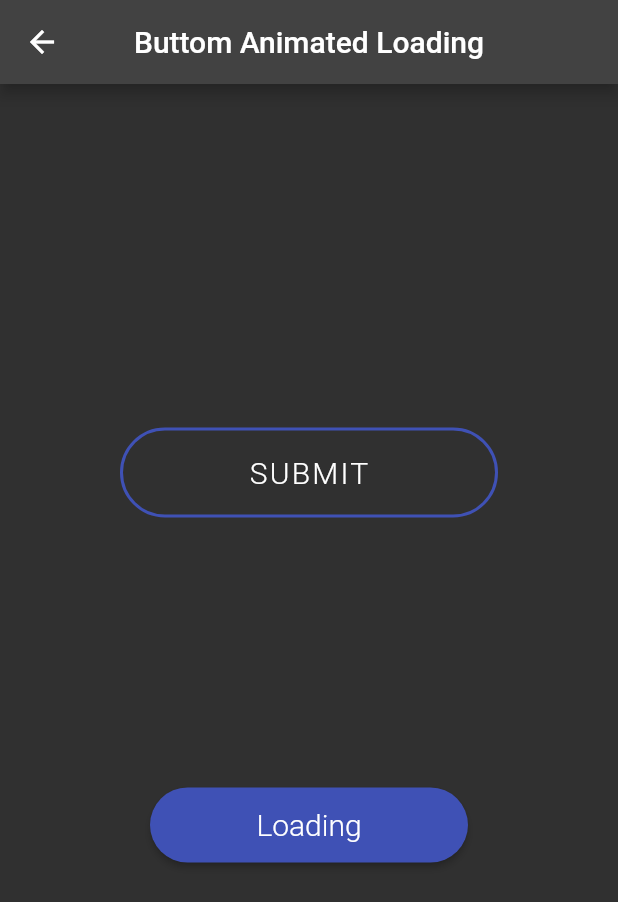
After one commit to fabrizzioRP/app_example, a Flutter app: the BtnLoadingAnimated screen opened directly, on a phone screen of 412 x 824 dp. The commit adds this screen. Shown: the top 902 px of the screen. Run offline on Flutter 3.47's test engine with Material 2 defaults, Android fonts, the phone set to English and light mode, and no system bars; our stand-ins replace salomon_bottom_bar, youtube_player_iframe.

Commit message:
button loading animated

```diff
--- /dev/null
+++ b/lib/screens/btn_loading_animated.dart
@@ -0,0 +1,153 @@
+// ignore_for_file: must_be_immutable
+
+import 'package:flutter/material.dart';
+import 'package:flutter/widgets.dart';
+
+class BtnLoadingAnimated extends StatelessWidget {
+  const BtnLoadingAnimated({Key? key}) : super(key: key);
+
+  @override
+  Widget build(BuildContext context) {
+    return Scaffold(
+      appBar: AppBar(
+        centerTitle: true,
+        title: const Text('Buttom Animated Loading'),
+      ),
+      body: Column(
+        mainAxisAlignment: MainAxisAlignment.center,
+        children: [
+          BtnLoadingCheckAnimated(),
+          BtnLoadingNormal(),
+        ],
+      ),
+    );
+  }
+}
+
+enum ButtonState { init, loading, done }
+
+class BtnLoadingCheckAnimated extends StatelessWidget {
+  BtnLoadingCheckAnimated({Key? key}) : super(key: key);
+
+  var state = ValueNotifier<ButtonState>(ButtonState.init);
+
+  @override
+  Widget build(BuildContext context) {
+    final size = MediaQuery.of(context).size;
+    return ValueListenableBuilder(
+      valueListenable: state,
+      builder: (_, __, ___) {
+        return Container(
+          alignment: Alignment.center,
+          padding: const EdgeInsets.all(80.0),
+          child: AnimatedContainer(
+            duration: const Duration(milliseconds: 500),
+            curve: Curves.easeIn,
+            width: state.value == ButtonState.init ? size.width : 70,
+            height: 60,
+            child: state.value == ButtonState.init
+                ? loadingBtn()
+                : buildCheckBtn(state.value),
+          ),
+        );
+      },
+    );
+  }
+
+  Widget loadingBtn() {
+    return OutlinedButton(
+      style: ButtonStyle(
+        shape: MaterialStateProperty.all(const StadiumBorder()),
+        side: MaterialStateProperty.all(const BorderSide(
+          width: 2,
+          color: Colors.indigo,
+        )),
+      ),
+      child: const FittedBox(
+        child: Text(
+          'SUBMIT',
+          style: TextStyle(
+            color: Colors.white,
+            fontSize: 20,
+            fontWeight: FontWeight.w300,
+            letterSpacing: 1.5,
+          ),
+        ),
+      ),
+      onPressed: () async {
+        state.value = ButtonState.loading;
+        await Future.delayed(const Duration(seconds: 3));
+        state.value = ButtonState.done;
+        await Future.delayed(const Duration(seconds: 3));
+        state.value = ButtonState.init;
+      },
+    );
+  }
+
+  Widget buildCheckBtn(ButtonState state) {
+    return Container(
+      decoration: BoxDecoration(
+        shape: BoxShape.circle,
+        color: state == ButtonState.done ? Colors.green : Colors.indigo,
+      ),
+      child: Center(
+        child: state == ButtonState.done
+            ? const Icon(Icons.done, size: 40, color: Colors.white)
+            : const CircularProgressIndicator(color: Colors.white),
+      ),
+    );
+  }
+}
+
+class BtnLoadingNormal extends StatelessWidget {
+  BtnLoadingNormal({Key? key}) : super(key: key);
+  final _isLoading = ValueNotifier<bool>(false);
+  @override
+  Widget build(BuildContext context) {
+    return ValueListenableBuilder(
+      valueListenable: _isLoading,
+      builder: (_, value, child) {
+        return Container(
+          alignment: Alignment.center,
+          padding: const EdgeInsets.all(100.0),
+          child: ElevatedButton(
+            style: ButtonStyle(
+              shape: MaterialStateProperty.all(const StadiumBorder()),
+              backgroundColor: MaterialStateProperty.all(Colors.indigo),
+              minimumSize:
+                  MaterialStateProperty.all(const Size.fromHeight(50.0)),
+            ),
+            child: _isLoading.value
+                ? Row(
+                    children: const [
+                      CircularProgressIndicator(color: Colors.red),
+                      SizedBox(width: 10),
+                      Text(
+                        'Please Wait...',
+                        style: TextStyle(
+                          color: Colors.white,
+                          fontSize: 18,
+                          fontWeight: FontWeight.w300,
+                        ),
+                      ),
+                    ],
+                  )
+                : const Text(
+                    'Loading',
+                    style: TextStyle(
+                      color: Colors.white,
+                      fontSize: 20,
+                      fontWeight: FontWeight.w300,
+                    ),
+                  ),
+            onPressed: () async {
+              _isLoading.value = true;
+              await Future.delayed(const Duration(seconds: 3));
+              _isLoading.value = false;
+            },
+          ),
+        );
+      },
+    );
+  }
+}
--- a/lib/screens/home_screen.dart
+++ b/lib/screens/home_screen.dart
@@ -10,6 +10,7 @@ import 'transform_screen.dart';
 import 'bottom_bar_screen.dart';
 import 'searchable_screen.dart';
 import 'modal_bottom_sheet.dart';
+import 'btn_loading_animated.dart';
 import 'sliver_appbar_screen.dart';
 import 'shoes_animations_screen.dart';
 import 'tween_animation_builder.dart';
@@ -21,7 +22,7 @@ class HomeScreen extends StatelessWidget {
   Widget build(BuildContext context) => Scaffold(
         appBar: AppBar(
           automaticallyImplyLeading: false,
-          title: Text('Flutter Animations'),
+          title: Text('Flutter Widgets'),
           centerTitle: true,
         ),
         body: ListView.builder(
@@ -82,6 +83,7 @@ List<_Pages> _pages = [
   _Pages('Sliver App Bar ', SliverAppBarScreen()),
   _Pages('Draggable ', DraggableScreen()),
   _Pages('Searchable', SearchableScreen()),
+  _Pages('Buttom Animated Loading', BtnLoadingAnimated()),
 ];
 
 class _Pages {
```
